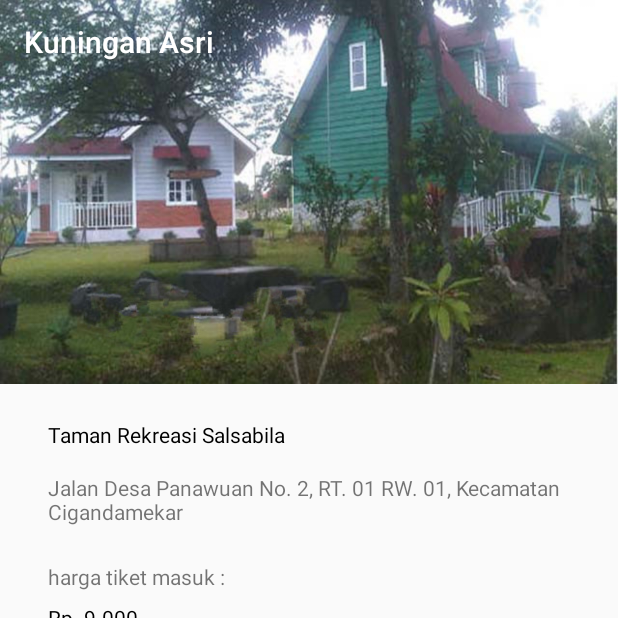
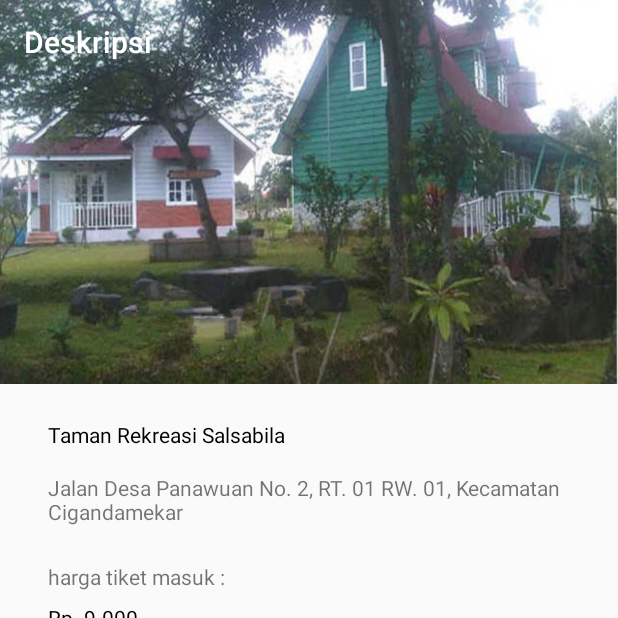
Before and after one commit to lapan13/KuninganAsri, an Android app: the screen it shows after launch (Main2Activity), after a tap on "Taman Rekreasi Salsabila", on a phone screen of 412 x 824 dp, the top half of it. Run offline under Robolectric (Android 15) with nearby library versions, the phone set to English and light mode, and no system bars; 3 other taps on this screen came first.

Commit message:
add title on each toolbar

```diff
--- a/app/src/main/java/com/ariirwandi13/kuninganasri/Main2Activity.java
+++ b/app/src/main/java/com/ariirwandi13/kuninganasri/Main2Activity.java
@@ -22,7 +22,7 @@ public class Main2Activity extends AppCompatActivity {
         collapsingToolbarLayout.setTitleEnabled(false);
 
         Toolbar toolbar = findViewById(R.id.toolbar2);
-        setSupportActionBar(toolbar);
+        toolbar.setTitle("Deskripsi");
 
         collapsingToolbarLayout.setCollapsedTitleTextColor(
                 ContextCompat.getColor(this, R.color.white));
```
